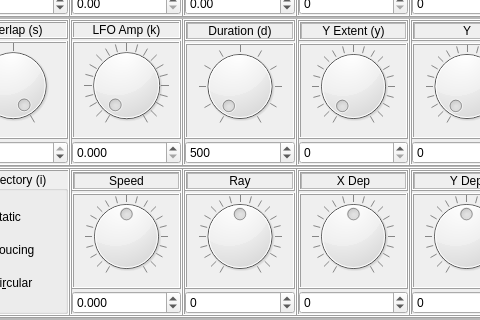
Qt form sources/interface/CloudDialog.ui (linuxmao-org/Frontieres) before a commit; both pictures show x 131 to 611 and y 163 to 483 of the 858 by 483 pixel window.
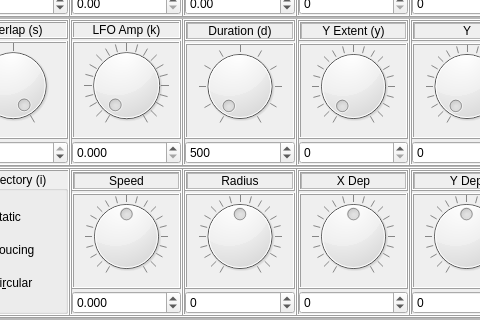
The same form after that commit. Icons and pictures are not drawn.

Commit message: renommage "ray" → "radius"

```diff
--- a/sources/interface/CloudDialog.ui
+++ b/sources/interface/CloudDialog.ui
@@ -2128,7 +2128,7 @@
                      <enum>QFrame::StyledPanel</enum>
                     </property>
                     <property name="text">
-                     <string>Ray</string>
+                     <string>Radius</string>
                     </property>
                     <property name="alignment">
                      <set>Qt::AlignCenter</set>
```
Left out of the diff: 12 changed lines with no effect on the pictures. The commit also changes 4 other files.
